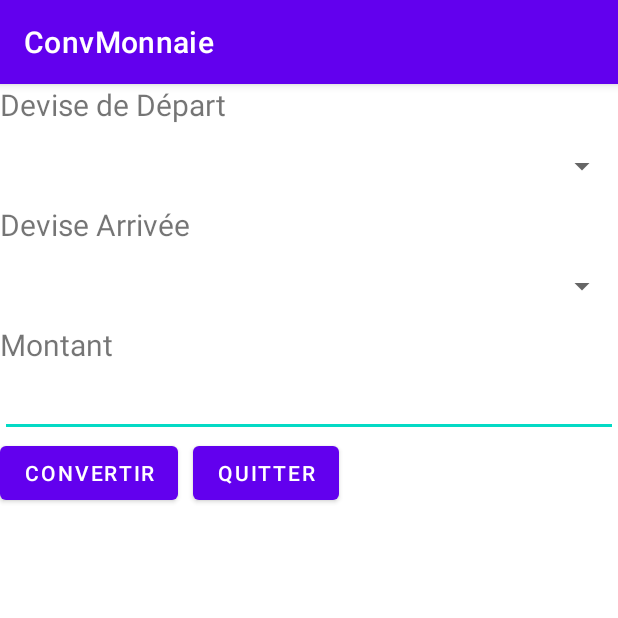
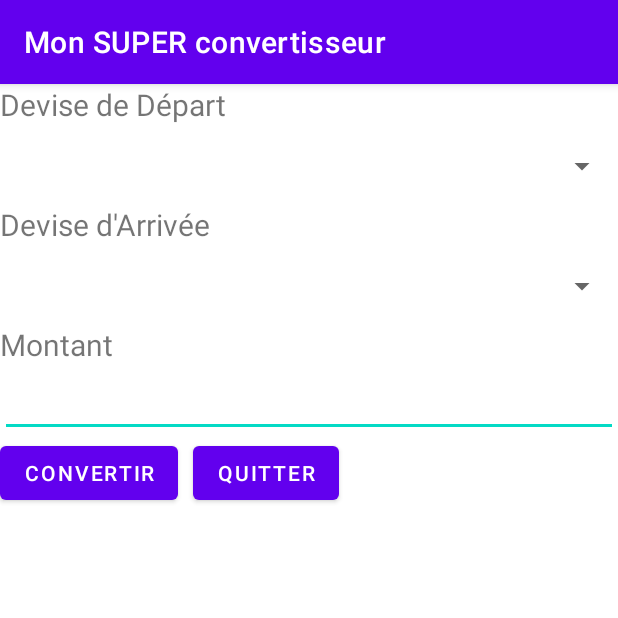
Before and after one commit to ArnoVoxel/androidConvertisseur, an Android app: the screen it shows after launch (MainActivity), on a phone screen of 412 x 824 dp, the top half of it. Run offline under Robolectric (Android 15) with nearby library versions, the phone set to English and light mode, and no system bars.

Commit message:
internationalisation titre application

```diff
--- a/app/src/main/res/values/strings.xml
+++ b/app/src/main/res/values/strings.xml
@@ -1,5 +1,5 @@
 <resources>
-    <string name="app_name">ConvMonnaie</string>
+    <string name="app_name">Mon SUPER convertisseur</string>
     <string-array name="liste_devises">
         <item></item>
         <item>Euros</item>
@@ -7,7 +7,7 @@
         <item>Dollars</item>
     </string-array>
     <string name="devise_depart">Devise de Départ</string>
-    <string name="devise_arrivee">Devise Arrivée</string>
+    <string name="devise_arrivee">Devise d\'Arrivée</string>
     <string name="input_montant">Montant</string>
     <string name="bouton_convertir">Convertir</string>
     <string name="bouton_quitter">Quitter</string>
```
Also changed, not shown: 1 other file.
